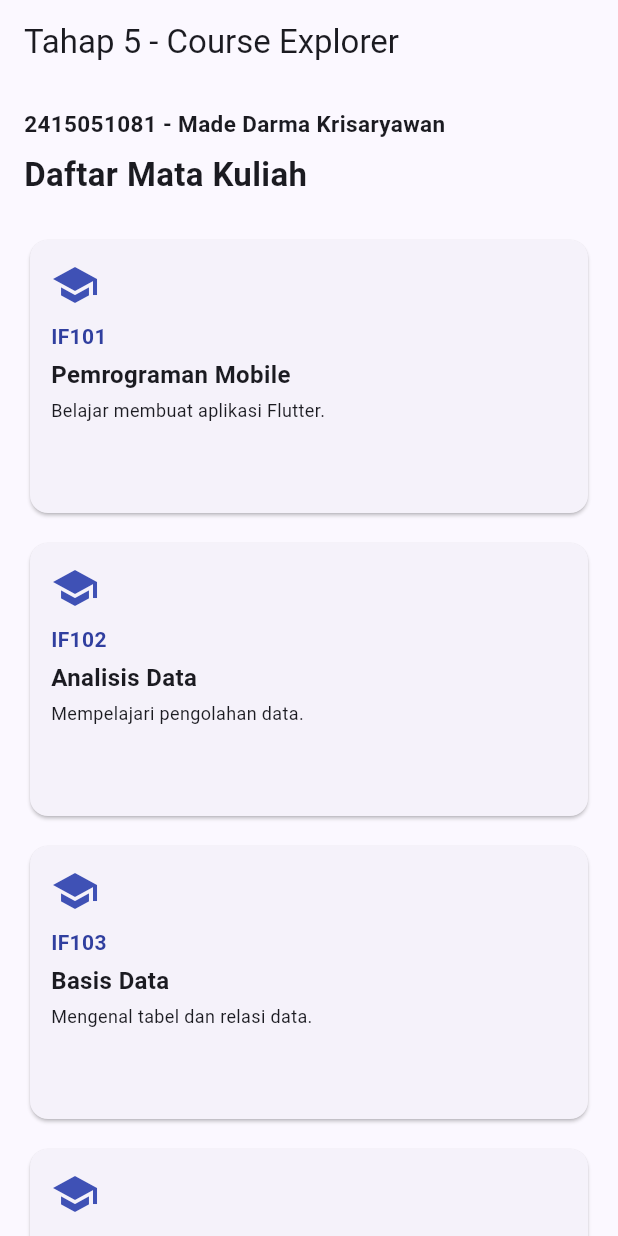
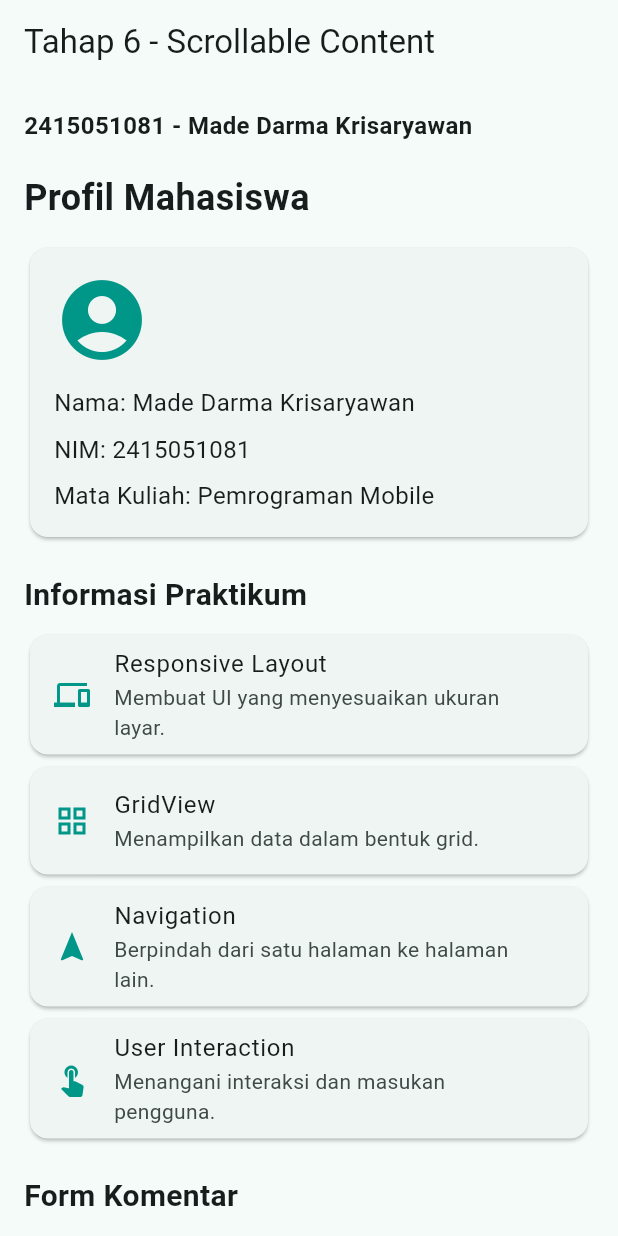
Before and after one commit to darmakrisaryawan-sys/flutter_ui_fundamentals, a Flutter app: the screen it shows after launch, on a phone screen of 412 x 824 dp. Run offline on Flutter 3.47's test engine with Material 3 defaults, Android fonts, the phone set to English and light mode, and no system bars.

Commit message:
Praktikum tahap 6: scrollable content dan keyboard

```diff
--- a/lib/main.dart
+++ b/lib/main.dart
@@ -2,39 +2,6 @@ import 'package:flutter/material.dart';
 
 const String studentName = 'Made Darma Krisaryawan';
 const String studentId = '2415051081';
-
-const List<Map<String, String>> courses = [
-  {
-    'code': 'IF101',
-    'title': 'Pemrograman Mobile',
-    'description': 'Belajar membuat aplikasi Flutter.',
-  },
-  {
-    'code': 'IF102',
-    'title': 'Analisis Data',
-    'description': 'Mempelajari pengolahan data.',
-  },
-  {
-    'code': 'IF103',
-    'title': 'Basis Data',
-    'description': 'Mengenal tabel dan relasi data.',
-  },
-  {
-    'code': 'IF104',
-    'title': 'Jaringan Komputer',
-    'description': 'Mempelajari jaringan dan protokol.',
-  },
-  {
-    'code': 'IF105',
-    'title': 'Pemrograman Web',
-    'description': 'Membangun aplikasi berbasis web.',
-  },
-  {
-    'code': 'IF106',
-    'title': 'Kecerdasan Buatan',
-    'description': 'Mengenal konsep AI dan penerapannya.',
-  },
-];
 
 void main() {
   runApp(const MyApp());
@@ -47,128 +14,165 @@ class MyApp extends StatelessWidget {
   Widget build(BuildContext context) {
     return MaterialApp(
       debugShowCheckedModeBanner: false,
-      title: 'Tahap 5 - Responsive Grid',
+      title: 'Tahap 6 - Scrollable Content',
       theme: ThemeData(
-        colorScheme: ColorScheme.fromSeed(seedColor: Colors.indigo),
+        colorScheme: ColorScheme.fromSeed(seedColor: Colors.teal),
         useMaterial3: true,
       ),
-      home: const CoursesPage(),
+      home: const ScrollablePage(),
     );
   }
 }
 
-class CoursesPage extends StatelessWidget {
-  const CoursesPage({super.key});
+class ScrollablePage extends StatefulWidget {
+  const ScrollablePage({super.key});
 
-  int columnsFor(double width) {
-    if (width < 600) return 1;
-    if (width < 840) return 2;
-    return 3;
+  @override
+  State<ScrollablePage> createState() => _ScrollablePageState();
+}
+
+class _ScrollablePageState extends State<ScrollablePage> {
+  final TextEditingController commentController = TextEditingController();
+
+  @override
+  void dispose() {
+    commentController.dispose();
+    super.dispose();
   }
 
   @override
   Widget build(BuildContext context) {
     return Scaffold(
-      appBar: AppBar(title: const Text('Tahap 5 - Course Explorer')),
-      body: Column(
-        children: [
-          Padding(
-            padding: const EdgeInsets.fromLTRB(16, 16, 16, 8),
-            child: Align(
-              alignment: Alignment.centerLeft,
+      appBar: AppBar(title: const Text('Tahap 6 - Scrollable Content')),
+      body: SingleChildScrollView(
+        padding: const EdgeInsets.all(16),
         child: Column(
-                crossAxisAlignment: CrossAxisAlignment.start,
+          crossAxisAlignment: CrossAxisAlignment.stretch,
           children: [
             const Text(
               '$studentId - $studentName',
-                    style: TextStyle(fontWeight: FontWeight.bold, fontSize: 15),
+              style: TextStyle(fontWeight: FontWeight.bold, fontSize: 16),
             ),
-                  const SizedBox(height: 8),
+            const SizedBox(height: 20),
+
             const Text(
-                    'Daftar Mata Kuliah',
-                    style: TextStyle(fontSize: 22, fontWeight: FontWeight.bold),
+              'Profil Mahasiswa',
+              style: TextStyle(fontSize: 24, fontWeight: FontWeight.bold),
+            ),
+            const SizedBox(height: 12),
+
+            Card(
+              child: Padding(
+                padding: const EdgeInsets.all(16),
+                child: Column(
+                  crossAxisAlignment: CrossAxisAlignment.start,
+                  children: const [
+                    Icon(Icons.account_circle, size: 64, color: Colors.teal),
+                    SizedBox(height: 12),
+                    Text(
+                      'Nama: Made Darma Krisaryawan',
+                      style: TextStyle(fontSize: 16),
+                    ),
+                    SizedBox(height: 8),
+                    Text('NIM: 2415051081', style: TextStyle(fontSize: 16)),
+                    SizedBox(height: 8),
+                    Text(
+                      'Mata Kuliah: Pemrograman Mobile',
+                      style: TextStyle(fontSize: 16),
                     ),
                   ],
                 ),
               ),
             ),
-          Expanded(
-            child: LayoutBuilder(
-              builder: (context, constraints) {
-                final columns = columnsFor(constraints.maxWidth);
 
-                return GridView.builder(
-                  padding: const EdgeInsets.all(16),
-                  itemCount: courses.length,
-                  gridDelegate: SliverGridDelegateWithFixedCrossAxisCount(
-                    crossAxisCount: columns,
-                    crossAxisSpacing: 12,
-                    mainAxisSpacing: 12,
-                    mainAxisExtent: 190,
+            const SizedBox(height: 20),
+
+            const Text(
+              'Informasi Praktikum',
+              style: TextStyle(fontSize: 20, fontWeight: FontWeight.bold),
             ),
-                  itemBuilder: (context, index) {
-                    final course = courses[index];
+            const SizedBox(height: 8),
 
-                    return CourseCard(
-                      code: course['code']!,
-                      title: course['title']!,
-                      description: course['description']!,
+            const InfoTile(
+              icon: Icons.devices,
+              title: 'Responsive Layout',
+              description: 'Membuat UI yang menyesuaikan ukuran layar.',
+            ),
+            const InfoTile(
+              icon: Icons.grid_view,
+              title: 'GridView',
+              description: 'Menampilkan data dalam bentuk grid.',
+            ),
+            const InfoTile(
+              icon: Icons.navigation,
+              title: 'Navigation',
+              description: 'Berpindah dari satu halaman ke halaman lain.',
+            ),
+            const InfoTile(
+              icon: Icons.touch_app,
+              title: 'User Interaction',
+              description: 'Menangani interaksi dan masukan pengguna.',
+            ),
+
+            const SizedBox(height: 20),
+
+            const Text(
+              'Form Komentar',
+              style: TextStyle(fontSize: 20, fontWeight: FontWeight.bold),
+            ),
+            const SizedBox(height: 8),
+
+            const Text(
+              'Tuliskan catatan atau hasil pengamatan '
+              'selama praktikum.',
+            ),
+            const SizedBox(height: 12),
+
+            TextField(
+              controller: commentController,
+              minLines: 3,
+              maxLines: 5,
+              textInputAction: TextInputAction.newline,
+              decoration: const InputDecoration(
+                labelText: 'Komentar praktikum',
+                hintText: 'Masukkan komentar di sini...',
+                border: OutlineInputBorder(),
+                alignLabelWithHint: true,
+              ),
+            ),
+
+            const SizedBox(height: 16),
+
+            FilledButton.icon(
+              onPressed: () {
+                final comment = commentController.text.trim();
+
+                ScaffoldMessenger.of(context).showSnackBar(
+                  SnackBar(
+                    content: Text(
+                      comment.isEmpty
+                          ? 'Komentar masih kosong.'
+                          : 'Komentar berhasil dibaca.',
+                    ),
+                  ),
                 );
               },
-                );
-              },
+              icon: const Icon(Icons.check),
+              label: const Text('Periksa Komentar'),
             ),
+
+            const SizedBox(height: 24),
+
+            Container(
+              padding: const EdgeInsets.all(16),
+              decoration: BoxDecoration(
+                color: Colors.teal.shade50,
+                borderRadius: BorderRadius.circular(12),
               ),
-        ],
-      ),
-    );
-  }
-}
-
-class CourseCard extends StatelessWidget {
-  final String code;
-  final String title;
-  final String description;
-
-  const CourseCard({
-    super.key,
-    required this.code,
-    required this.title,
-    required this.description,
-  });
-
-  @override
-  Widget build(BuildContext context) {
-    return Card(
-      clipBehavior: Clip.antiAlias,
-      child: Padding(
-        padding: const EdgeInsets.all(14),
-        child: Column(
-          crossAxisAlignment: CrossAxisAlignment.start,
-          children: [
-            const Icon(Icons.school, size: 32, color: Colors.indigo),
-            const SizedBox(height: 8),
-            Text(
-              code,
-              style: TextStyle(
-                color: Colors.indigo.shade700,
-                fontWeight: FontWeight.bold,
-              ),
-            ),
-            const SizedBox(height: 4),
-            Text(
-              title,
-              maxLines: 2,
-              overflow: TextOverflow.ellipsis,
-              style: const TextStyle(fontSize: 16, fontWeight: FontWeight.bold),
-            ),
-            const SizedBox(height: 4),
-            Expanded(
-              child: Text(
-                description,
-                maxLines: 2,
-                overflow: TextOverflow.ellipsis,
-                style: const TextStyle(fontSize: 12),
+              child: const Text(
+                'Bagian akhir halaman. Gulir ke bawah '
+                'untuk melihat seluruh konten.',
+                textAlign: TextAlign.center,
               ),
             ),
           ],
@@ -177,3 +181,27 @@ class CourseCard extends StatelessWidget {
     );
   }
 }
+
+class InfoTile extends StatelessWidget {
+  final IconData icon;
+  final String title;
+  final String description;
+
+  const InfoTile({
+    super.key,
+    required this.icon,
+    required this.title,
+    required this.description,
+  });
+
+  @override
+  Widget build(BuildContext context) {
+    return Card(
+      child: ListTile(
+        leading: Icon(icon, color: Colors.teal),
+        title: Text(title),
+        subtitle: Text(description),
+      ),
+    );
+  }
+}
```
Lines whose indentation alone changed are shown as unchanged.
